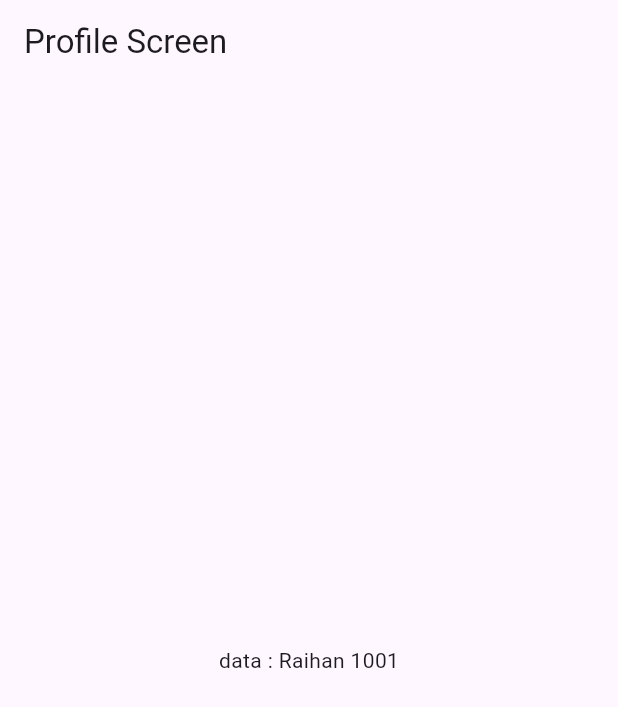
After one commit to raihansikdar/go_router_tutorial, a Flutter app: the screen it shows after launch, after a tap on "Go to Profile", on a phone screen of 412 x 824 dp. The commit adds this screen. Shown: the top 707 px of the screen. Run offline on Flutter 3.47's test engine with Material 3 defaults, Android fonts, the phone set to English and light mode, and no system bars; our stand-ins replace go_router.

Commit message:
add name route

```diff
--- a/lib/app_router/app_routing.dart
+++ b/lib/app_router/app_routing.dart
@@ -1,20 +1,29 @@
-import 'package:flutter/material.dart';
 import 'package:go_router/go_router.dart';
 import 'package:go_router_tutorial/cart_screen.dart';
 import 'package:go_router_tutorial/details_screen.dart';
 import 'package:go_router_tutorial/error_screen.dart';
 import 'package:go_router_tutorial/home_screen.dart';
 import 'package:go_router_tutorial/product_screen.dart';
+import 'package:go_router_tutorial/profile_screen.dart';
 
 class AppRouting{
   static final GoRouter router = GoRouter(
-    initialLocation: "/",
+   initialLocation: "/",
     debugLogDiagnostics: true,
       routes: [
 
         GoRoute(
             path: "/",
             builder: (context,state) => const HomeScreen(),
+        ),
+        GoRoute(
+          name: 'profile',
+          path: "/profile/:name/:id",
+          builder: (context,state)=> ProfileScreen(
+            name: state.pathParameters['name'] ?? '',
+            id: int.parse(state.pathParameters['id'] ?? ''),
+          )
+
         ),
 
         GoRoute(
@@ -46,13 +55,13 @@ class AppRouting{
     errorBuilder: (context,state){
       return ErrorScreen(error: state.error);
     },
-    errorPageBuilder: (context, state) {
-      return MaterialPage(
-        key: state.pageKey,
-        child: ErrorScreen(
-          error: state.error,
-        ),
-      );
-    },
+    // errorPageBuilder: (context, state) {
+    //   return MaterialPage(
+    //     key: state.pageKey,
+    //     child: ErrorScreen(
+    //       error: state.error,
+    //     ),
+    //   );
+    // },
   );
 }
--- a/lib/home_screen.dart
+++ b/lib/home_screen.dart
@@ -18,8 +18,11 @@ class HomeScreen extends StatelessWidget {
               style: TextStyle(fontSize: 20),
             ),
             ElevatedButton(onPressed: (){
-             context.push("/product");
-            }, child: const Text("Go to Product"))
+             context.push("/product/T-shirt");
+            }, child: const Text("Go to Product")),
+            ElevatedButton(onPressed: (){
+              context.goNamed('profile',pathParameters: {"name": "Raihan",'id': '1001'});
+            }, child: const Text("Go to Profile"))
           ],
         ),
       ),
--- /dev/null
+++ b/lib/profile_screen.dart
@@ -0,0 +1,17 @@
+import 'package:flutter/material.dart';
+
+class ProfileScreen extends StatelessWidget {
+  final int id;
+  final String name;
+  const ProfileScreen({super.key, required this.name, required this.id});
+
+  @override
+  Widget build(BuildContext context) {
+    return Scaffold(
+      appBar: AppBar(title: Text("Profile Screen"),),
+      body: Center(
+        child: Text("data : $name $id"),
+      ),
+    );
+  }
+}
```
